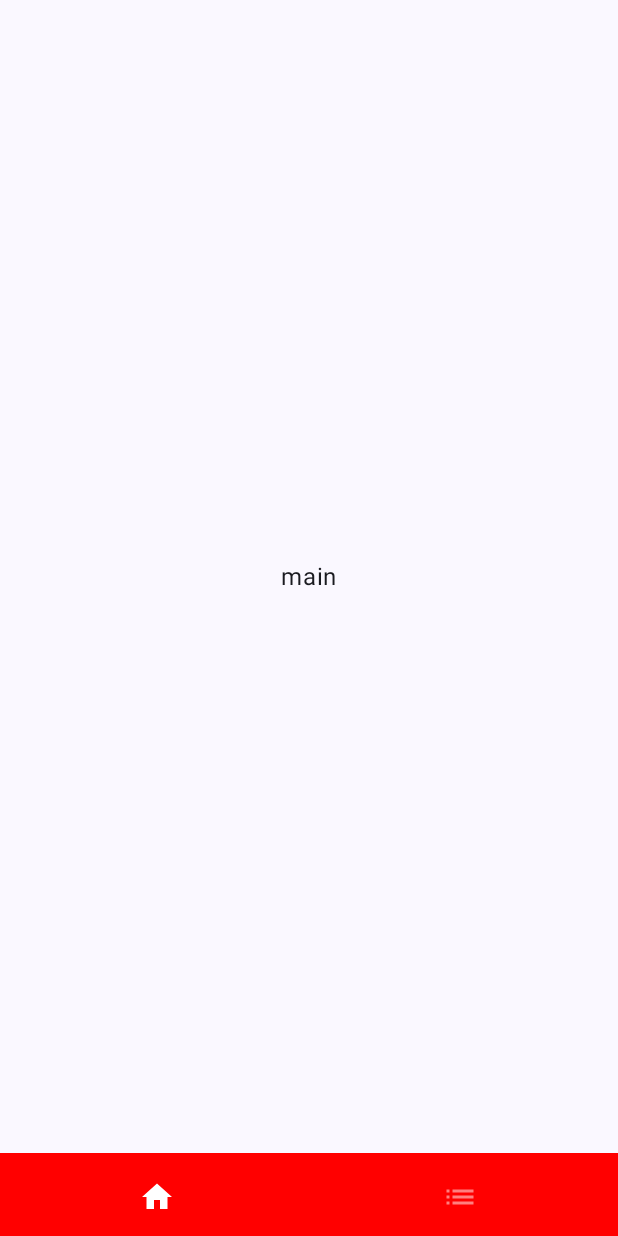
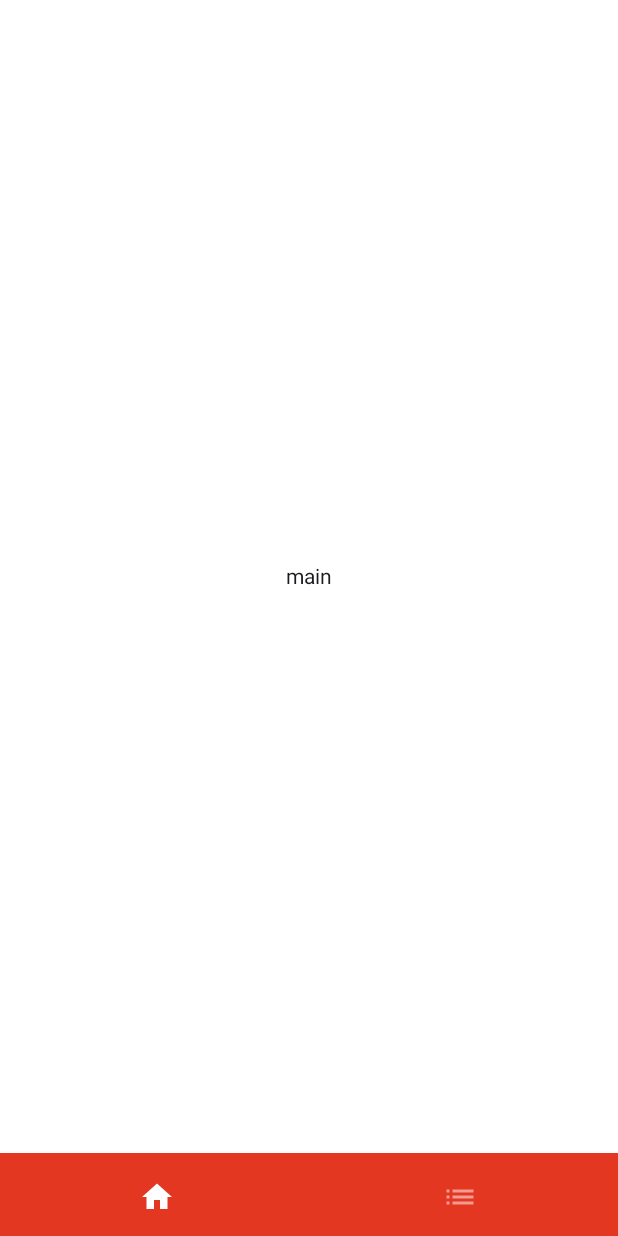
Before and after one commit to Vafeen/Whisper-of-Tasks, an Android app built with Jetpack Compose: the screen it shows after launch (MainActivity), on a phone screen of 412 x 824 dp. Run offline under Robolectric (Android 15) with nearby library versions, the phone set to English and light mode, and no system bars; our stand-ins replace Dagger/Hilt's generated code.

Commit message:
Add custom theme

```diff
--- a/app/src/main/java/ru/vafeen/reminder/main/MainActivity.kt
+++ b/app/src/main/java/ru/vafeen/reminder/main/MainActivity.kt
@@ -20,11 +20,10 @@ import androidx.navigation.compose.rememberNavController
 import dagger.hilt.android.AndroidEntryPoint
 import ru.vafeen.reminder.noui.viewmodel.MainActivityViewModel
 import ru.vafeen.reminder.noui.viewmodel.factory.MainActivityViewModelFactory
-
 import ru.vafeen.reminder.ui.common.navigation.ScreenRoute
 import ru.vafeen.reminder.ui.common.screen.MainScreen
 import ru.vafeen.reminder.ui.common.screen.RemindersScreen
-import ru.vafeen.reminder.ui.theme.ReminderTheme
+import ru.vafeen.reminder.ui.theme.MainTheme
 import javax.inject.Inject
 
 @AndroidEntryPoint
@@ -59,10 +58,11 @@ class MainActivity : ComponentActivity() {
 //                    context.startActivity(intent)
                 }
             }
-
-            ReminderTheme {
+            MainTheme {
                 val navController = rememberNavController()
-                NavHost(navController = navController, startDestination = ScreenRoute.Main.route) {
+                NavHost(
+                    navController = navController, startDestination = ScreenRoute.Main.route,
+                ) {
                     composable(route = ScreenRoute.Main.route) {
                         MainScreen(
                             viewModel = viewModel(factory = viewModel.mainScreenViewModelFactory),
--- a/app/src/main/java/ru/vafeen/reminder/ui/common/screen/MainScreen.kt
+++ b/app/src/main/java/ru/vafeen/reminder/ui/common/screen/MainScreen.kt
@@ -1,5 +1,6 @@
 package ru.vafeen.reminder.ui.common.screen
 
+import androidx.compose.foundation.background
 import androidx.compose.foundation.layout.Arrangement
 import androidx.compose.foundation.layout.Column
 import androidx.compose.foundation.layout.fillMaxSize
@@ -7,15 +8,13 @@ import androidx.compose.foundation.layout.padding
 import androidx.compose.material3.Scaffold
 import androidx.compose.material3.Text
 import androidx.compose.runtime.Composable
-import androidx.compose.runtime.traceEventEnd
 import androidx.compose.ui.Alignment
 import androidx.compose.ui.Modifier
-import androidx.compose.ui.graphics.BlendMode.Companion.Screen
-import androidx.compose.ui.graphics.Color
 import androidx.navigation.NavController
 import ru.vafeen.reminder.noui.viewmodel.MainScreenViewModel
 import ru.vafeen.reminder.ui.common.components.BottomBar
 import ru.vafeen.reminder.ui.common.navigation.ScreenRoute
+import ru.vafeen.reminder.ui.theme.ReminderTheme
 
 @Composable
 fun MainScreen(
@@ -23,10 +22,11 @@ fun MainScreen(
     navController: NavController
 ) {
     Scaffold(
-        modifier = Modifier.fillMaxSize(),
+        modifier = Modifier
+            .fillMaxSize(),
         bottomBar = {
             BottomBar(
-                containerColor = Color.Red,
+                containerColor = ReminderTheme.colors.mainColor,
                 selectedMainScreen = true,
                 navigateToRemindersScreen = { navController.navigate(ScreenRoute.Reminders.route) })
         }
@@ -34,6 +34,7 @@ fun MainScreen(
         Column(
             modifier = Modifier
                 .fillMaxSize()
+                .background(ReminderTheme.colors.singleTheme)
                 .padding(innerPadding),
             verticalArrangement = Arrangement.Center,
             horizontalAlignment = Alignment.CenterHorizontally
--- a/app/src/main/java/ru/vafeen/reminder/ui/common/screen/RemindersScreen.kt
+++ b/app/src/main/java/ru/vafeen/reminder/ui/common/screen/RemindersScreen.kt
@@ -1,5 +1,6 @@
 package ru.vafeen.reminder.ui.common.screen
 
+import androidx.compose.foundation.background
 import androidx.compose.foundation.layout.Arrangement
 import androidx.compose.foundation.layout.Column
 import androidx.compose.foundation.layout.fillMaxSize
@@ -9,11 +10,11 @@ import androidx.compose.material3.Text
 import androidx.compose.runtime.Composable
 import androidx.compose.ui.Alignment
 import androidx.compose.ui.Modifier
-import androidx.compose.ui.graphics.Color
 import androidx.navigation.NavController
 import ru.vafeen.reminder.noui.viewmodel.RemindersScreenViewModel
 import ru.vafeen.reminder.ui.common.components.BottomBar
 import ru.vafeen.reminder.ui.common.navigation.ScreenRoute
+import ru.vafeen.reminder.ui.theme.ReminderTheme
 
 @Composable
 fun RemindersScreen(
@@ -21,10 +22,11 @@ fun RemindersScreen(
     navController: NavController
 ) {
     Scaffold(
-        modifier = Modifier.fillMaxSize(),
+        modifier = Modifier
+            .fillMaxSize(),
         bottomBar = {
             BottomBar(
-                containerColor = Color.Red,
+                containerColor = ReminderTheme.colors.mainColor,
                 selectedRemindersScreen = true,
                 navigateToMainScreen = {
                     navController.popBackStack()
@@ -36,6 +38,7 @@ fun RemindersScreen(
         Column(
             modifier = Modifier
                 .fillMaxSize()
+                .background(ReminderTheme.colors.singleTheme)
                 .padding(innerPadding),
             verticalArrangement = Arrangement.Center,
             horizontalAlignment = Alignment.CenterHorizontally
--- a/app/src/main/java/ru/vafeen/reminder/ui/theme/Color.kt
+++ b/app/src/main/java/ru/vafeen/reminder/ui/theme/Color.kt
@@ -2,10 +2,5 @@ package ru.vafeen.reminder.ui.theme
 
 import androidx.compose.ui.graphics.Color
 
-val Purple80 = Color(0xFFD0BCFF)
-val PurpleGrey80 = Color(0xFFCCC2DC)
-val Pink80 = Color(0xFFEFB8C8)
-
-val Purple40 = Color(0xFF6650a4)
-val PurpleGrey40 = Color(0xFF625b71)
-val Pink40 = Color(0xFF7D5260)
+val mainLightColor = Color(0xFFE33722)
+val mainDarkColor = Color(0xFF430FBF)
--- a/app/src/main/java/ru/vafeen/reminder/ui/theme/Theme.kt
+++ b/app/src/main/java/ru/vafeen/reminder/ui/theme/Theme.kt
@@ -1,58 +1,54 @@
 package ru.vafeen.reminder.ui.theme
 
-import android.app.Activity
-import android.os.Build
 import androidx.compose.foundation.isSystemInDarkTheme
-import androidx.compose.material3.MaterialTheme
-import androidx.compose.material3.darkColorScheme
-import androidx.compose.material3.dynamicDarkColorScheme
-import androidx.compose.material3.dynamicLightColorScheme
-import androidx.compose.material3.lightColorScheme
 import androidx.compose.runtime.Composable
-import androidx.compose.ui.platform.LocalContext
+import androidx.compose.runtime.CompositionLocalProvider
+import androidx.compose.runtime.ReadOnlyComposable
+import androidx.compose.runtime.staticCompositionLocalOf
+import androidx.compose.ui.graphics.Color
 
-private val DarkColorScheme = darkColorScheme(
-    primary = Purple80,
-    secondary = PurpleGrey80,
-    tertiary = Pink80
+data class ReminderColors(
+    val mainColor: Color,
+    val singleTheme: Color,
+    val oppositeTheme: Color,
+    val buttonColor: Color,
 )
 
-private val LightColorScheme = lightColorScheme(
-    primary = Purple40,
-    secondary = PurpleGrey40,
-    tertiary = Pink40
+val baseLightPalette = ReminderColors(
+    mainColor = mainLightColor,
+    singleTheme = Color.White,
+    oppositeTheme = Color.Black,
+    buttonColor = Color(0xFFEFEEEE)// Color(0xFFEFEFFF)
+)
 
-    /* Other default colors to override
-    background = Color(0xFFFFFBFE),
-    surface = Color(0xFFFFFBFE),
-    onPrimary = Color.White,
-    onSecondary = Color.White,
-    onTertiary = Color.White,
-    onBackground = Color(0xFF1C1B1F),
-    onSurface = Color(0xFF1C1B1F),
-    */
+val baseDarkPalette = baseLightPalette.copy(
+    mainColor = mainDarkColor,
+    singleTheme = Color.Black,
+    oppositeTheme = Color.White,
+    buttonColor = Color(0xFF2D2D31)
 )
 
 @Composable
-fun ReminderTheme(
+fun MainTheme(
     darkTheme: Boolean = isSystemInDarkTheme(),
-    // Dynamic color is available on Android 12+
-    dynamicColor: Boolean = true,
-    content: @Composable () -> Unit
+    content: @Composable () -> Unit,
 ) {
-    val colorScheme = when {
-        dynamicColor && Build.VERSION.SDK_INT >= Build.VERSION_CODES.S -> {
-            val context = LocalContext.current
-            if (darkTheme) dynamicDarkColorScheme(context) else dynamicLightColorScheme(context)
-        }
 
-        darkTheme -> DarkColorScheme
-        else -> LightColorScheme
-    }
+    val colors = if (!darkTheme) baseLightPalette
+    else baseDarkPalette
 
-    MaterialTheme(
-        colorScheme = colorScheme,
-        typography = Typography,
+    CompositionLocalProvider(
+        LocalColors provides colors,
         content = content
     )
 }
+
+object ReminderTheme {
+    val colors: ReminderColors
+        @ReadOnlyComposable @Composable
+        get() = LocalColors.current
+}
+
+val LocalColors = staticCompositionLocalOf<ReminderColors> {
+    error("Composition error")
+}
```
